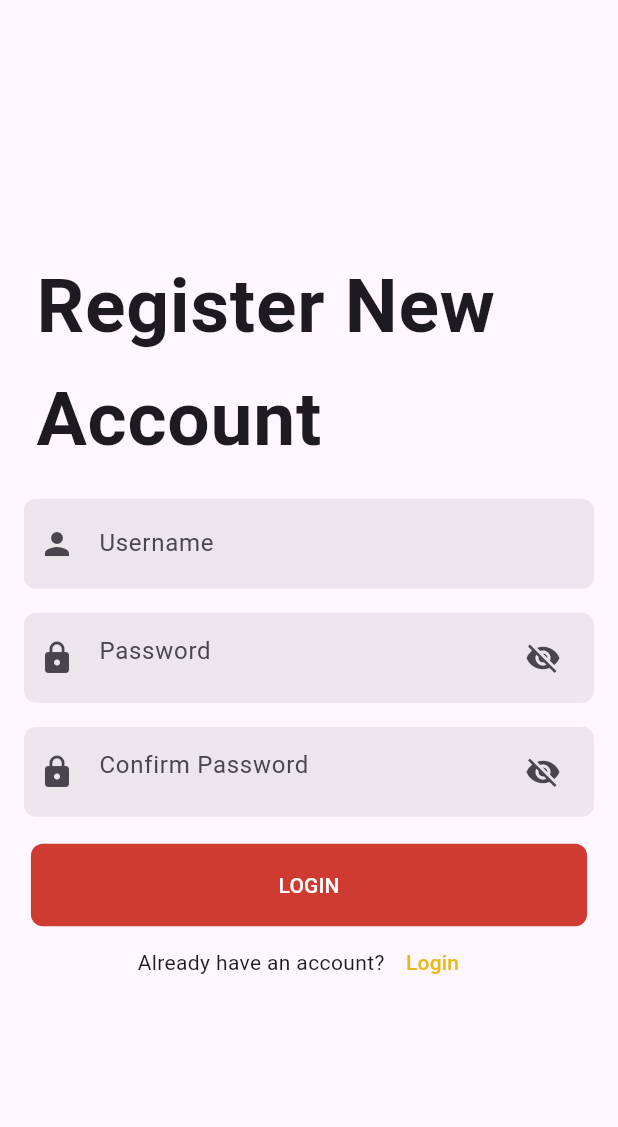
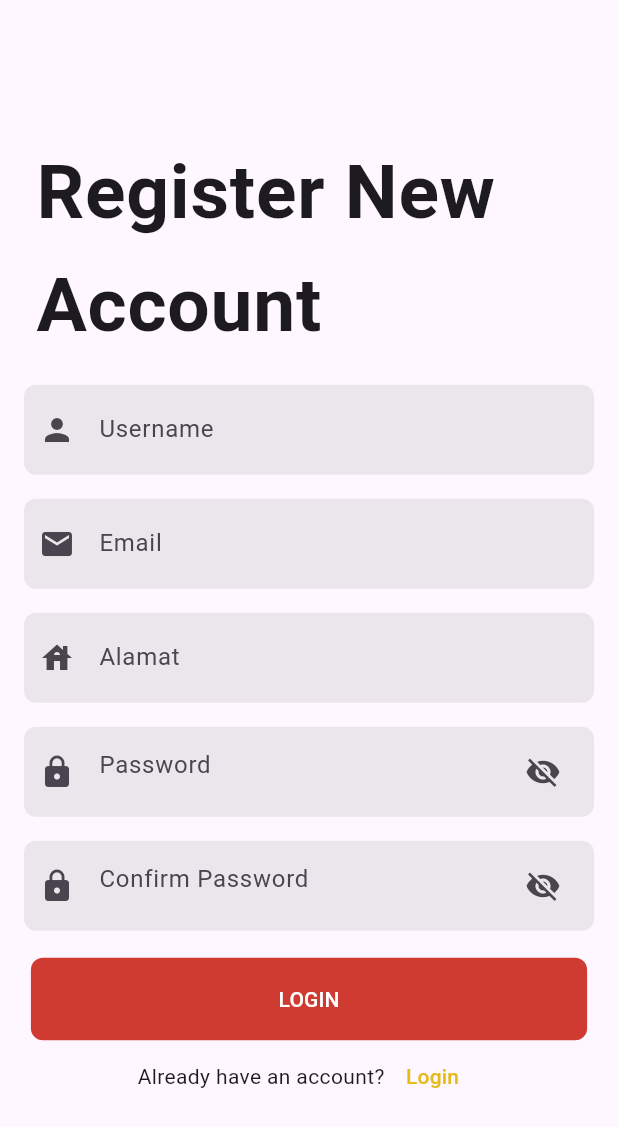
Before and after one commit to MNFI13-blode/Pemrak_Tubes, a Flutter app: the Signup screen opened directly, after a tap on "LOGIN", on a phone screen of 412 x 824 dp. Shown: the top 1127 px of the screen. Run offline on Flutter 3.47's test engine with Material 3 defaults, Android fonts, the phone set to English and light mode, and no system bars; our stand-ins replace cached_network_image; network calls fail.

Commit message:
NAUFAL PULL(1)

```diff
--- /dev/null
+++ b/telu_market/lib/authservice/authService.dart
@@ -0,0 +1,45 @@
+import 'dart:convert';
+import 'package:http/http.dart' as http;
+
+class Authservice {
+  final String apiUrl = "http://localhost:3000/api";
+
+//Fungsi Untuk Register pembeli
+
+  Future<Map<String, dynamic>> registerPembeli(String username, String email, String alamat, String password) async {
+    final response = await http.post(
+      Uri.parse('$apiUrl/pembeli/register'),
+      body: json.encode({
+        'username': username,
+        'email': email,
+        'password': password,
+        'alamat': alamat,
+      }),
+      headers: {'Content-Type': 'application/json'},
+    );
+    if (response.statusCode == 201) {
+      return json.decode(response.body); // sukses register
+    } else {
+      return {'status': 'error', 'message': 'Gagal mendaftar'};
+    }
+  }
+
+  //Fungsi untuk Login pembeli
+
+  Future<Map<String, dynamic>> loginPembeli(
+      String email, String password) async {
+    final response = await http.post(
+      Uri.parse('$apiUrl/pembeli/register'),
+      body: json.encode({
+        'email': email,
+        'password': password,
+      }),
+      headers: {'Content-Type': 'application/json'},
+    );
+    if (response.statusCode == 200) {
+      return json.decode(response.body); // Berhasil login, berisi token
+    } else {
+      return {'status': 'error', 'message': 'Email atau password salah'};
+    }
+  }
+}
--- a/telu_market/lib/signUp.dart
+++ b/telu_market/lib/signUp.dart
@@ -1,4 +1,6 @@
 import 'package:flutter/material.dart';
+import 'login.dart';
+import 'authservice/authService.dart';
 
 class Signup extends StatefulWidget {
   const Signup({super.key});
@@ -8,17 +10,23 @@ class Signup extends StatefulWidget {
 }
 
 class _SignUpState extends State<Signup> {
-  final username = TextEditingController();
-  final password = TextEditingController();
-  final confirmPassword = TextEditingController();
+  final username1 = TextEditingController();
+  final password1 = TextEditingController();
+  final confirmPassword1 = TextEditingController();
+  final email1 = TextEditingController();
+  final alamat1 = TextEditingController();
 
   final FocusNode userNameFocus = FocusNode();
   final FocusNode userPasswordFocus = FocusNode();
   final FocusNode userCPasswordFocus = FocusNode();
+  final FocusNode userEmail = FocusNode();
+  final FocusNode userAlamat = FocusNode();
 
+  Color emailColor =Colors.grey.withOpacity(0.2);
   Color usernameColor = Colors.grey.withOpacity(0.2);
   Color passwordColor = Colors.grey.withOpacity(0.2);
   Color passwordColorC = Colors.grey.withOpacity(0.2);
+  Color alamatColor = Colors.grey.withOpacity(0.2);
   Color buttonColor = const Color.fromARGB(255, 207, 59, 48);
 
   bool isVisible = false;
@@ -49,12 +57,46 @@ class _SignUpState extends State<Signup> {
             : Colors.grey.withOpacity(0.2);
       });
     });
+    userEmail.addListener((){
+          setState(() {
+        emailColor = userEmail.hasFocus
+            ? const Color.fromARGB(255, 197, 57, 47).withOpacity(0.2)
+            : Colors.grey.withOpacity(0.2);
+      });
+    });
+      userAlamat.addListener((){
+          setState(() {
+        alamatColor = userAlamat.hasFocus
+            ? const Color.fromARGB(255, 197, 57, 47).withOpacity(0.2)
+            : Colors.grey.withOpacity(0.2);
+      });
+    });
   }
+
+  final Authservice authservice = Authservice();
+
+  //fungsi register pembeli
+  Future<void> registerPembelid() async{
+    final username = username1.text;
+    final email = email1.text;
+    final password = password1.text;
+    final alamat = alamat1.text;
+
+    final response = await authservice.registerPembeli(username, email, password, alamat);
+
+    if (response['status'] == 'success') {
+      print("Register berhasil");
+    } else {
+      print("Register gagal: ${response['message']}");
+    }
+
+  }
+
 
   @override
   void dispose() {
-    username.dispose();
-    password.dispose();
+    username1.dispose();
+    password1.dispose();
     userNameFocus.dispose();
     userPasswordFocus.dispose();
     super.dispose();
@@ -89,7 +131,7 @@ class _SignUpState extends State<Signup> {
                     ),
                     child: TextFormField(
                       focusNode: userNameFocus,
-                      controller: username,
+                      controller: username1,
                       validator: (value) {
                         if (value!.isEmpty) {
                           return "username is required";
@@ -100,6 +142,60 @@ class _SignUpState extends State<Signup> {
                         icon: Icon(Icons.person),
                         border: InputBorder.none,
                         hintText: "Username",
+                      ),
+                    )),
+                    //===
+                  AnimatedContainer(
+                    duration: const Duration(milliseconds: 300),
+                    curve: Curves.easeInOut,
+                    margin: const EdgeInsets.all(8),
+                    padding:
+                        const EdgeInsets.symmetric(horizontal: 10, vertical: 6),
+                    decoration: BoxDecoration(
+                      borderRadius: BorderRadius.circular(8),
+                      color: emailColor,
+                      // color: const Color.fromARGB(255, 207, 59, 48).withOpacity(.2)
+                    ),
+                    child: TextFormField(
+                      focusNode: userEmail,
+                      controller: email1,
+                      validator: (value) {
+                        if (value!.isEmpty) {
+                          return "Email is required";
+                        }
+                        return null;
+                      },
+                      decoration: const InputDecoration(
+                        icon: Icon(Icons.email),
+                        border: InputBorder.none,
+                        hintText: "Email",
+                      ),
+                    )),
+                    //==alamat
+                    AnimatedContainer(
+                    duration: const Duration(milliseconds: 300),
+                    curve: Curves.easeInOut,
+                    margin: const EdgeInsets.all(8),
+                    padding:
+                        const EdgeInsets.symmetric(horizontal: 10, vertical: 6),
+                    decoration: BoxDecoration(
+                      borderRadius: BorderRadius.circular(8),
+                      color: alamatColor,
+                      // color: const Color.fromARGB(255, 207, 59, 48).withOpacity(.2)
+                    ),
+                    child: TextFormField(
+                      focusNode: userAlamat,
+                      controller: alamat1,
+                      validator: (value) {
+                        if (value!.isEmpty) {
+                          return "Alamat is required";
+                        }
+                        return null;
+                      },
+                      decoration: const InputDecoration(
+                        icon: Icon(Icons.house),
+                        border: InputBorder.none,
+                        hintText: "Alamat",
                       ),
                     )),
                 AnimatedContainer(
@@ -115,7 +211,7 @@ class _SignUpState extends State<Signup> {
                   ),
                   child: TextFormField(
                     focusNode: userPasswordFocus,
-                    controller: password,
+                    controller: password1,
                     validator: (value) {
                       if (value!.isEmpty) {
                         return "password is required";
@@ -153,7 +249,7 @@ class _SignUpState extends State<Signup> {
                   ),
                   child: TextFormField(
                     focusNode: userCPasswordFocus,
-                    controller: confirmPassword,
+                    controller: confirmPassword1,
                     validator: (value) {
                       if (value!.isEmpty) {
                         return "password is required";
@@ -207,7 +303,7 @@ class _SignUpState extends State<Signup> {
                               color: color ?? buttonColor,
                             ),
                             child: TextButton(
-                              onPressed: () {},
+                              onPressed: registerPembelid,
                               child: const Text(
                                 "LOGIN",
                                 style: TextStyle(color: Colors.white),
@@ -240,7 +336,7 @@ class _SignUpState extends State<Signup> {
                           Navigator.push(
                               context,
                               MaterialPageRoute(
-                                builder: (context) => const Signup(),
+                                builder: (context) => const LoginScreen(),
                               ));
                         },
                         child: const Text(
--- a/telu_market/pubspec.yaml
+++ b/telu_market/pubspec.yaml
@@ -30,6 +30,7 @@ environment:
 dependencies:
   flutter:
     sdk: flutter
+  http: ^1.2.2
 
 
   # The following adds the Cupertino Icons font to your application.
@@ -58,11 +59,14 @@ flutter:
   # included with your application, so that you can use the icons in
   # the material Icons class.
   uses-material-design: true
+  assets:
+    - lib/assets/
 
   # To add assets to your application, add an assets section, like this:
   # assets:
   #   - images/a_dot_burr.jpeg
   #   - images/a_dot_ham.jpeg
+
 
   # An image asset can refer to one or more resolution-specific "variants", see
   # https://flutter.dev/assets-and-images/#resolution-aware
```
Also changed, not shown: telu_market/lib/login.dart (+5 -5 lines), telu_market/pubspec.lock.
